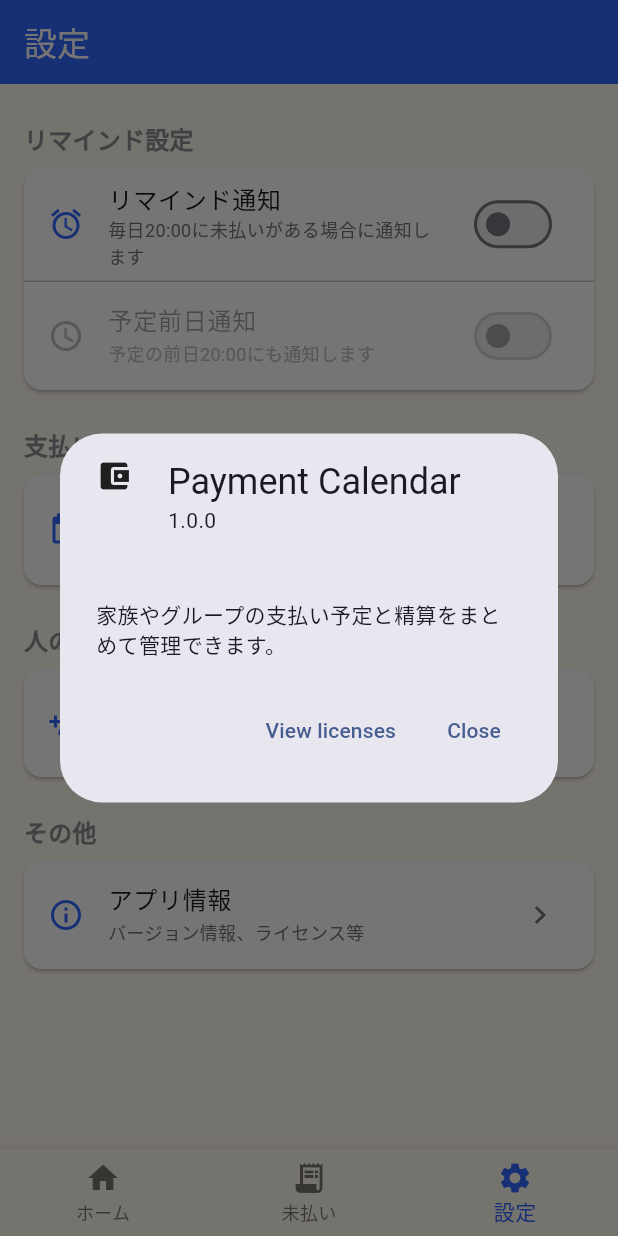
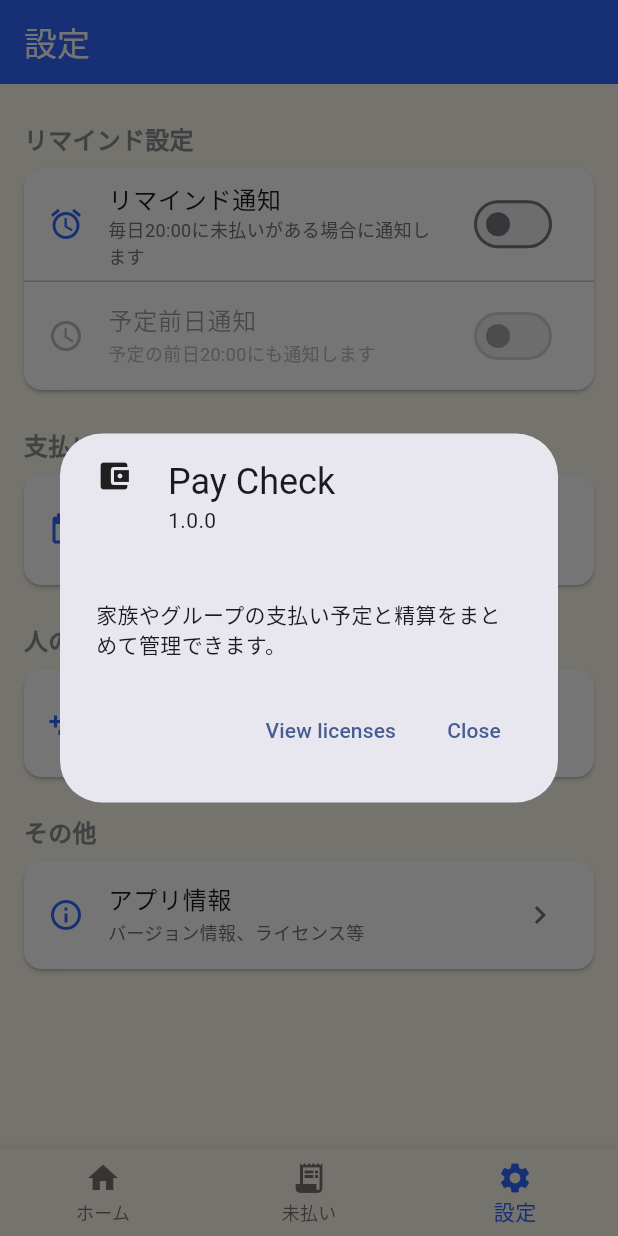
Before and after one commit to N-plus/PaymentCalendar, a Flutter app: the screen it shows after launch, item 3 of the bottom bar chosen, after a tap on "アプリ情報", on a phone screen of 412 x 824 dp. Run offline on Flutter 3.47's test engine with Material 3 defaults, Android fonts, the phone set to English and light mode, and no system bars; our stand-ins replace flutter_local_notifications, flutter_riverpod, image_picker, timezone.

Commit message:
Update app info dialog name

```diff
--- a/lib/screens/settings/settings_screen.dart
+++ b/lib/screens/settings/settings_screen.dart
@@ -125,7 +125,7 @@
       context: context,
       builder: (_) {
         return const AboutDialog(
-          applicationName: 'Payment Calendar',
+          applicationName: 'Pay Check',
           applicationVersion: '1.0.0',
           applicationIcon: Icon(Icons.account_balance_wallet),
           children: [
```
